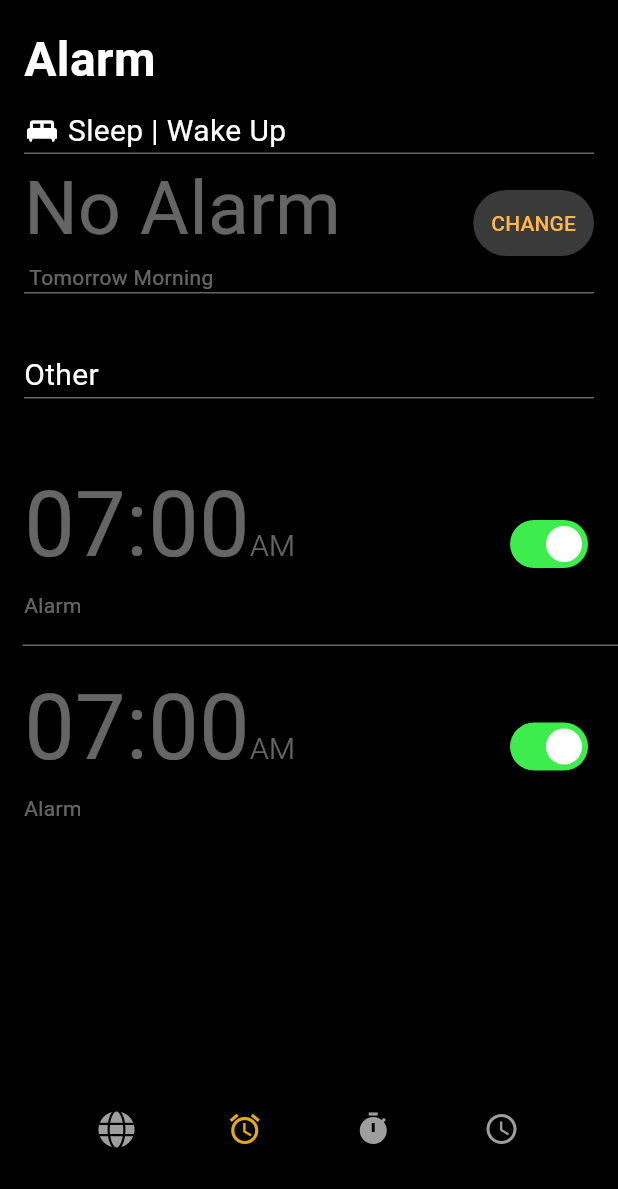
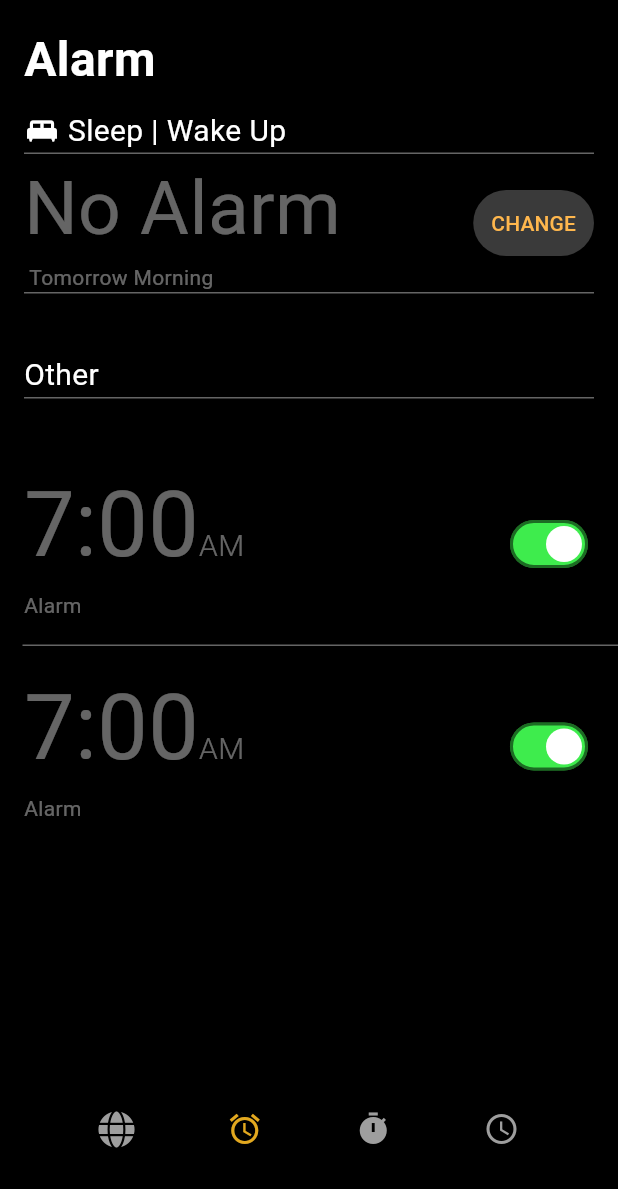
Before and after one commit to muhammadharoon26/Apple-Alarm-App-Clone-Project, a Flutter app: the screen it shows after launch, swiped to page 2, on a phone screen of 412 x 824 dp, the part 47-1236 px from its top. Run offline on Flutter 3.47's test engine with Material 3 defaults, Android fonts, the light colour scheme and no system bars; our stand-ins replace font_awesome_flutter.

Commit message:
"Updated AlarmPageState widget layout and added flutter_switch dependency"

```diff
--- a/apple_clone_alarm_project/lib/alarm.dart
+++ b/apple_clone_alarm_project/lib/alarm.dart
@@ -146,7 +146,8 @@ class _AlarmPageState extends State<AlarmPageState> {
               ),
               itemBuilder: (_, index) {
                 return Padding(
-                  padding: const EdgeInsets.symmetric(horizontal: 16, vertical: 12),
+                  padding:
+                      const EdgeInsets.symmetric(horizontal: 16, vertical: 12),
                   child: Row(
                     mainAxisAlignment: MainAxisAlignment.spaceBetween,
                     children: [
@@ -158,7 +159,7 @@ class _AlarmPageState extends State<AlarmPageState> {
                             textBaseline: TextBaseline.alphabetic,
                             children: [
                               Text(
-                                '07:00',
+                                '7:00',
                                 style: TextStyle(
                                   color: Color.fromARGB(105, 245, 245, 245),
                                   fontSize: 60,
@@ -189,8 +190,10 @@ class _AlarmPageState extends State<AlarmPageState> {
                         children: [
                           Switch(
                             value: alarmSwitchStates[index],
-                            trackOutlineColor:,
-                            activeTrackColor: const Color.fromARGB(255, 62, 236, 77),
+                            trackOutlineColor:
+                                WidgetStateProperty.all(Colors.black54),
+                            activeTrackColor:
+                                const Color.fromARGB(255, 62, 236, 77),
                             inactiveThumbColor: Colors.white,
                             inactiveTrackColor: Colors.black54,
                             onChanged: (bool value) {
--- a/apple_clone_alarm_project/pubspec.yaml
+++ b/apple_clone_alarm_project/pubspec.yaml
@@ -37,6 +37,7 @@ dependencies:
   cupertino_icons: ^1.0.8
   font_awesome_flutter: ^10.7.0
   intl: ^0.19.0
+  flutter_switch: ^0.3.2
 
 dev_dependencies:
   flutter_test:
```
Also changed, not shown: apple_clone_alarm_project/pubspec.lock.
